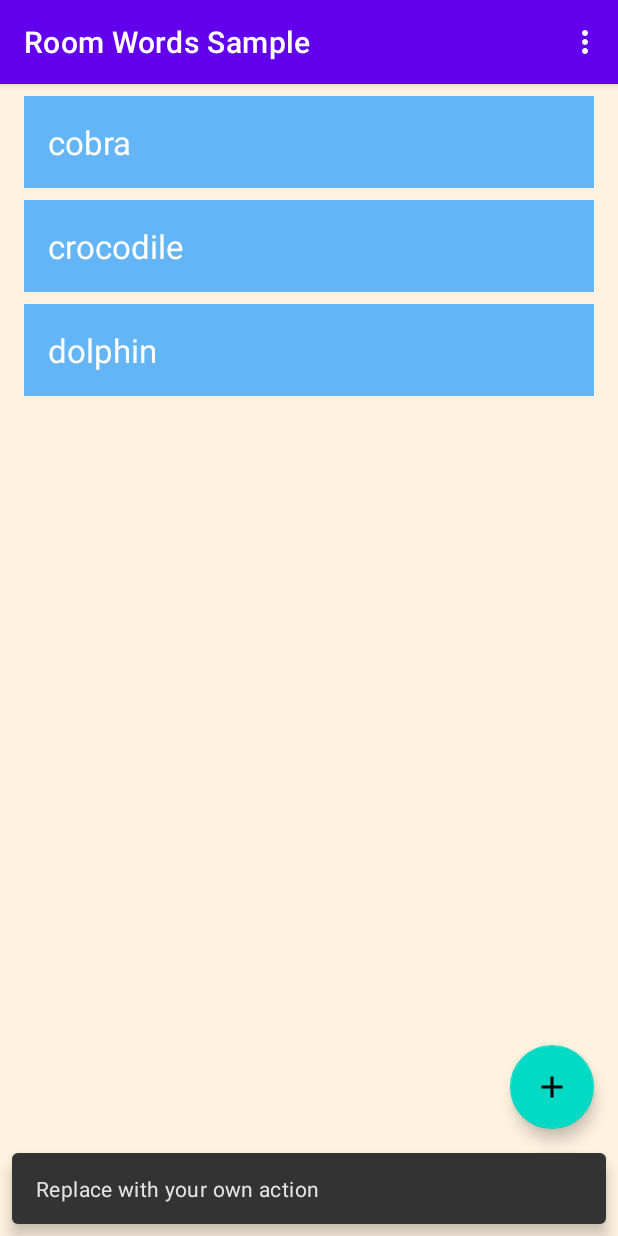
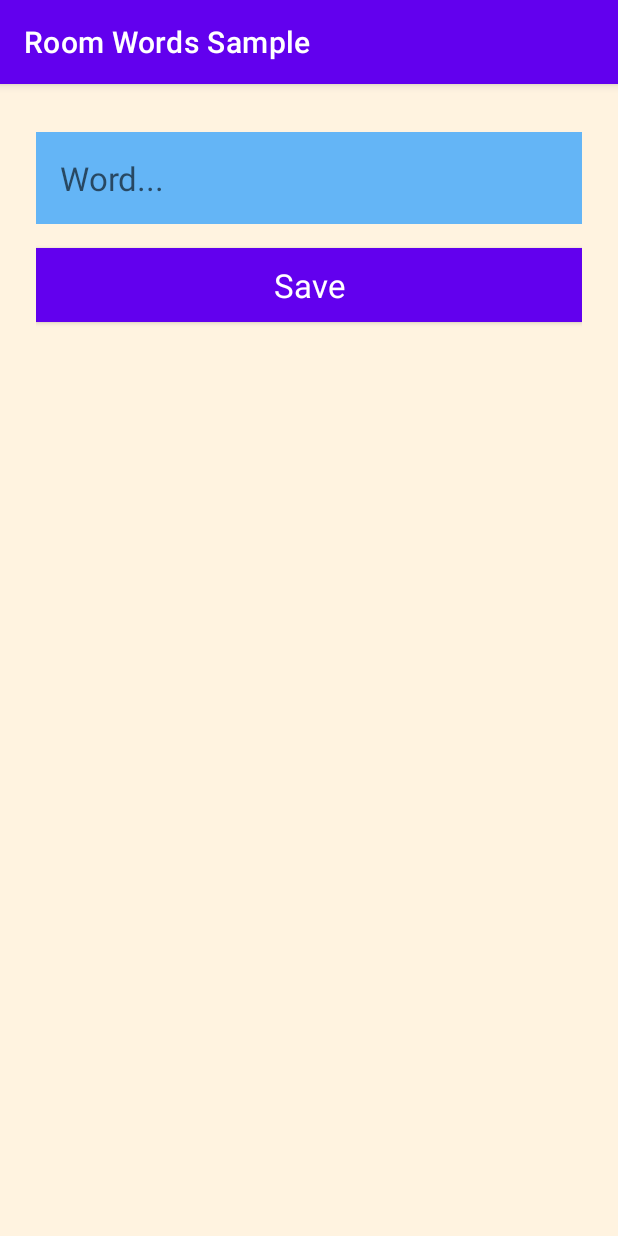
Before and after one commit to Dka-11/android-room, an Android app: the screen it shows after launch (MainActivity before the commit, NewWordActivity after it), after a tap on an icon or button, on a phone screen of 412 x 824 dp. Run offline under Robolectric (Android 15) with nearby library versions, the phone set to English and light mode, and no system bars; our stand-ins replace Room's generated code, navigation-ui.

Commit message:
Task 12: Create an Activity for adding words

```diff
--- a/app/src/main/AndroidManifest.xml
+++ b/app/src/main/AndroidManifest.xml
@@ -13,6 +13,8 @@
         android:supportsRtl="true"
         android:theme="@style/Theme.RoomWordsSample"
         tools:targetApi="31">
+        <activity android:name=".NewWordActivity">
+        </activity>
         <activity
             android:name=".MainActivity"
             android:exported="true"
--- a/app/src/main/java/com/example/roomwordssample/MainActivity.java
+++ b/app/src/main/java/com/example/roomwordssample/MainActivity.java
@@ -1,5 +1,6 @@
 package com.example.roomwordssample;
 
+import android.content.Intent;
 import android.os.Bundle;
 import com.google.android.material.snackbar.Snackbar;
 import androidx.appcompat.app.AppCompatActivity;
@@ -14,11 +15,13 @@ import com.example.roomwordssample.databinding.ActivityMainBinding;
 import android.view.View;
 import android.view.Menu;
 import android.view.MenuItem;
+import android.widget.Toast;
 
 import java.util.List;
 
 public class MainActivity extends AppCompatActivity {
 
+    private static final int NEW_WORD_ACTIVITY_REQUEST_CODE = 1;
     private WordViewModel mWordViewModel;
     private AppBarConfiguration appBarConfiguration;
     private ActivityMainBinding binding;
@@ -35,8 +38,8 @@ public class MainActivity extends AppCompatActivity {
         binding.fab.setOnClickListener(new View.OnClickListener() {
             @Override
             public void onClick(View view) {
-                Snackbar.make(view, "Replace with your own action", Snackbar.LENGTH_LONG)
-                        .setAction("Action", null).show();
+                Intent intent = new Intent(MainActivity.this, NewWordActivity.class);
+                startActivityForResult(intent, NEW_WORD_ACTIVITY_REQUEST_CODE);
             }
         });
 
@@ -77,4 +80,18 @@ public class MainActivity extends AppCompatActivity {
 
         return super.onOptionsItemSelected(item);
     }
+
+    public void onActivityResult(int requestCode, int resultCode, Intent data) {
+        super.onActivityResult(requestCode, resultCode, data);
+
+        if (requestCode == NEW_WORD_ACTIVITY_REQUEST_CODE && resultCode == RESULT_OK) {
+            Word word = new Word(data.getStringExtra(NewWordActivity.EXTRA_REPLY));
+            mWordViewModel.insert(word);
+        } else {
+            Toast.makeText(
+                    getApplicationContext(),
+                    R.string.empty_not_saved,
+                    Toast.LENGTH_LONG).show();
+        }
+    }
 }
--- /dev/null
+++ b/app/src/main/java/com/example/roomwordssample/NewWordActivity.java
@@ -0,0 +1,39 @@
+package com.example.roomwordssample;
+
+import android.content.Intent;
+import android.os.Bundle;
+import android.text.TextUtils;
+import android.view.View;
+import android.widget.Button;
+import android.widget.EditText;
+
+import androidx.appcompat.app.AppCompatActivity;
+
+public class NewWordActivity extends AppCompatActivity {
+    public static final String EXTRA_REPLY =
+            "com.example.android.roomwordssample.REPLY";
+
+    private EditText mEditWordView;
+
+    @Override
+    public void onCreate(Bundle savedInstanceState) {
+        super.onCreate(savedInstanceState);
+        setContentView(R.layout.activity_new_word);
+        mEditWordView = findViewById(R.id.edit_word);
+
+        final Button button = findViewById(R.id.button_save);
+        button.setOnClickListener(new View.OnClickListener() {
+            public void onClick(View view) {
+                Intent replyIntent = new Intent();
+                if (TextUtils.isEmpty(mEditWordView.getText())) {
+                    setResult(RESULT_CANCELED, replyIntent);
+                } else {
+                    String word = mEditWordView.getText().toString();
+                    replyIntent.putExtra(EXTRA_REPLY, word);
+                    setResult(RESULT_OK, replyIntent);
+                }
+                finish();
+            }
+        });
+    }
+}
--- a/app/src/main/java/com/example/roomwordssample/WordDao.java
+++ b/app/src/main/java/com/example/roomwordssample/WordDao.java
@@ -2,6 +2,7 @@ package com.example.roomwordssample;
 
 import androidx.room.Dao;
 import androidx.room.Insert;
+import androidx.room.OnConflictStrategy;
 import androidx.room.Query;
 
 import androidx.lifecycle.LiveData;
@@ -10,7 +11,8 @@ import java.util.List;
 
 @Dao
 public interface WordDao {
-    @Insert
+
+    @Insert(onConflict = OnConflictStrategy.IGNORE)
     void insert(Word word);
 
     @Query("DELETE FROM word_table")
--- /dev/null
+++ b/app/src/main/res/layout/activity_new_word.xml
@@ -0,0 +1,19 @@
+<?xml version="1.0" encoding="utf-8"?>
+<LinearLayout xmlns:android="http://schemas.android.com/apk/res/android"
+    android:layout_width="match_parent"
+    android:layout_height="match_parent"
+    android:background="@color/colorScreenBackground"
+    android:orientation="vertical"
+    android:padding="24dp">
+
+    <EditText
+        android:id="@+id/edit_word"
+        style="@style/text_view_style"
+        android:hint="@string/hint_word"
+        android:inputType="textAutoComplete" />
+
+    <Button
+        android:id="@+id/button_save"
+        style="@style/button_style"
+        android:text="@string/button_save" />
+</LinearLayout>
--- a/app/src/main/res/values/strings.xml
+++ b/app/src/main/res/values/strings.xml
@@ -9,4 +9,8 @@
 
     <string name="hello_first_fragment">Hello first fragment</string>
     <string name="hello_second_fragment">Hello second fragment. Arg: %1$s</string>
+
+    <string name="hint_word">Word...</string>
+    <string name="button_save">Save</string>
+    <string name="empty_not_saved">Word not saved because it is empty.</string>
 </resources>
--- a/app/src/main/res/values/styles.xml
+++ b/app/src/main/res/values/styles.xml
@@ -11,4 +11,13 @@
         <item name="android:padding">16dp</item>
         <item name="android:textColor">@color/colorTextPrimary</item>
     </style>
+
+    <style name="button_style" parent="android:style/Widget.Material.Button">
+        <item name="android:layout_width">match_parent</item>
+        <item name="android:layout_height">wrap_content</item>
+        <item name="android:background">@color/colorPrimaryDark</item>
+        <item name="android:textAppearance">@android:style/TextAppearance.Large</item>
+        <item name="android:layout_marginTop">16dp</item>
+        <item name="android:textColor">@color/colorTextPrimary</item>
+    </style>
 </resources>
```
